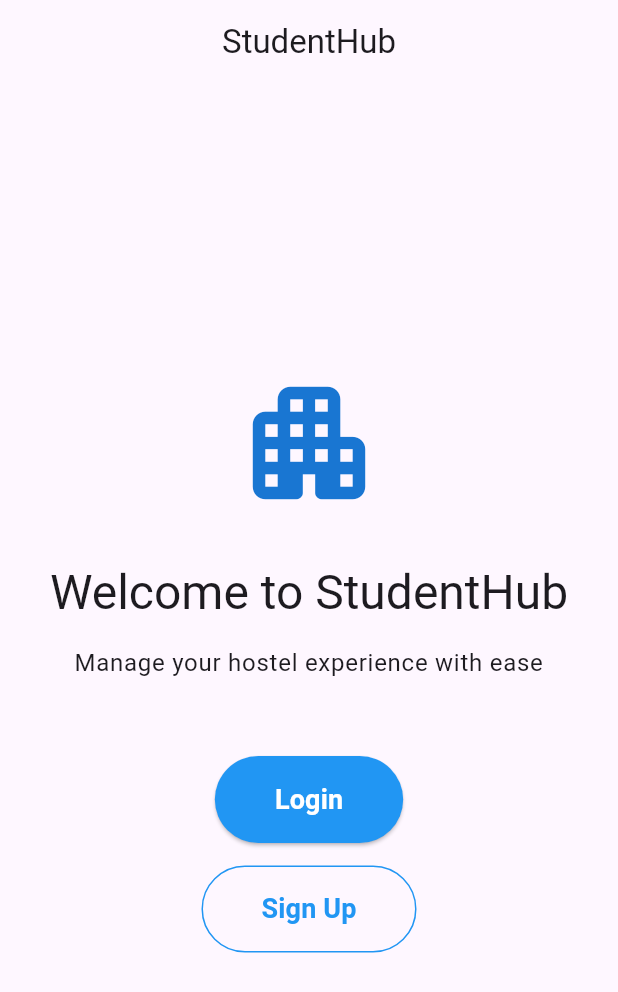
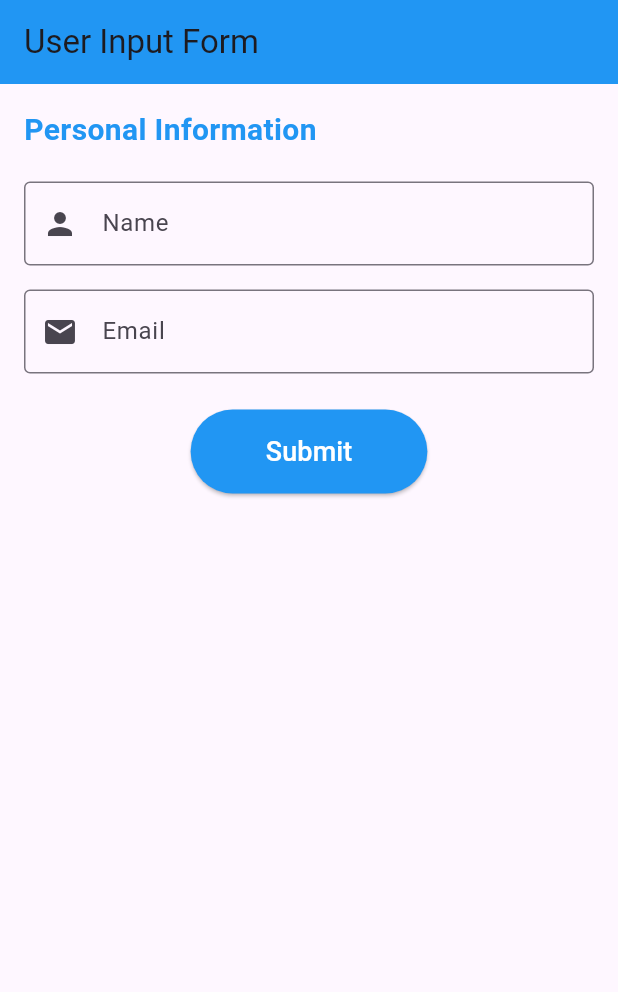
Before and after one commit to saiabishekpriyan/Hostel-hub-flutter-project, a Flutter app: the screen it shows after launch, on a phone screen of 412 x 824 dp. Shown: the top 992 px of the screen. Run offline on Flutter 3.47's test engine with Material 3 defaults, Android fonts, the light colour scheme and no system bars; our stand-ins replace cloud_firestore, firebase_auth, firebase_core; accounts and stored records are empty.

Commit message:
feat: implement user input form with validation and feedback

```diff
--- a/student_hub/lib/main.dart
+++ b/student_hub/lib/main.dart
@@ -1,6 +1,7 @@
 import 'package:flutter/material.dart';
 import 'package:firebase_core/firebase_core.dart';
 import 'screens/welcome_screen.dart';
+import 'screens/user_input_form.dart';
 import 'firebase_options.dart';
 
 void main() async {
@@ -18,10 +19,12 @@ class StudentHubApp extends StatelessWidget {
   Widget build(BuildContext context) {
     return MaterialApp(
       title: 'StudentHub',
+      debugShowCheckedModeBanner: false,
       theme: ThemeData(
         primarySwatch: Colors.blue,
+        useMaterial3: true,
       ),
-      home: const WelcomeScreen(),
+      home: const UserInputForm(),
     );
   }
 }
--- /dev/null
+++ b/student_hub/lib/screens/user_input_form.dart
@@ -0,0 +1,109 @@
+import 'package:flutter/material.dart';
+
+class UserInputForm extends StatefulWidget {
+  const UserInputForm({super.key});
+
+  @override
+  State<UserInputForm> createState() => _UserInputFormState();
+}
+
+class _UserInputFormState extends State<UserInputForm> {
+  final _formKey = GlobalKey<FormState>();
+  final _nameController = TextEditingController();
+  final _emailController = TextEditingController();
+
+  @override
+  void dispose() {
+    _nameController.dispose();
+    _emailController.dispose();
+    super.dispose();
+  }
+
+  @override
+  Widget build(BuildContext context) {
+    return Scaffold(
+      appBar: AppBar(
+        title: const Text('User Input Form'),
+        backgroundColor: Colors.blue,
+      ),
+      body: Padding(
+        padding: const EdgeInsets.all(16.0),
+        child: Form(
+          key: _formKey,
+          child: Column(
+            crossAxisAlignment: CrossAxisAlignment.start,
+            children: [
+              const Text(
+                'Personal Information',
+                style: TextStyle(
+                  fontSize: 20,
+                  fontWeight: FontWeight.bold,
+                  color: Colors.blue,
+                ),
+              ),
+              const SizedBox(height: 20),
+              TextFormField(
+                controller: _nameController,
+                decoration: const InputDecoration(
+                  labelText: 'Name',
+                  border: OutlineInputBorder(),
+                  prefixIcon: Icon(Icons.person),
+                ),
+                validator: (value) {
+                  if (value == null || value.isEmpty) {
+                    return 'Please enter your name';
+                  }
+                  return null;
+                },
+              ),
+              const SizedBox(height: 16),
+              TextFormField(
+                controller: _emailController,
+                decoration: const InputDecoration(
+                  labelText: 'Email',
+                  border: OutlineInputBorder(),
+                  prefixIcon: Icon(Icons.email),
+                ),
+                keyboardType: TextInputType.emailAddress,
+                validator: (value) {
+                  if (value == null || value.isEmpty) {
+                    return 'Please enter your email';
+                  } else if (!value.contains('@')) {
+                    return 'Enter a valid email address';
+                  }
+                  return null;
+                },
+              ),
+              const SizedBox(height: 24),
+              Center(
+                child: ElevatedButton(
+                  onPressed: () {
+                    if (_formKey.currentState!.validate()) {
+                      ScaffoldMessenger.of(context).showSnackBar(
+                        const SnackBar(
+                          content: Text('Form Submitted Successfully!'),
+                          backgroundColor: Colors.green,
+                        ),
+                      );
+                    }
+                  },
+                  style: ElevatedButton.styleFrom(
+                    padding: const EdgeInsets.symmetric(
+                      horizontal: 50,
+                      vertical: 15,
+                    ),
+                    backgroundColor: Colors.blue,
+                  ),
+                  child: const Text(
+                    'Submit',
+                    style: TextStyle(fontSize: 18, color: Colors.white),
+                  ),
+                ),
+              ),
+            ],
+          ),
+        ),
+      ),
+    );
+  }
+}
```
Also changed, not shown: 1 other file.
